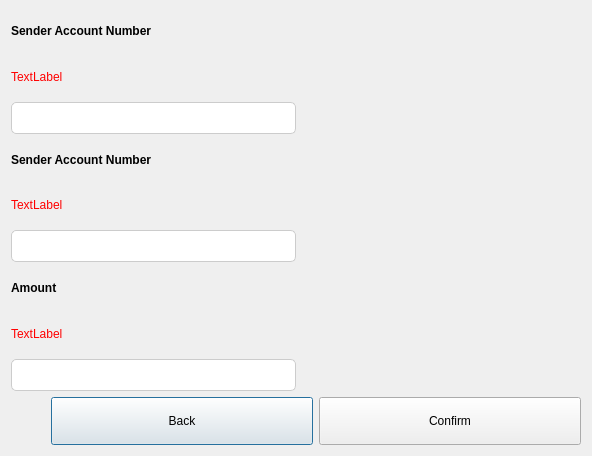
Old version of the form Client/maketransfer.ui in the repository Safy98/Bank-System.
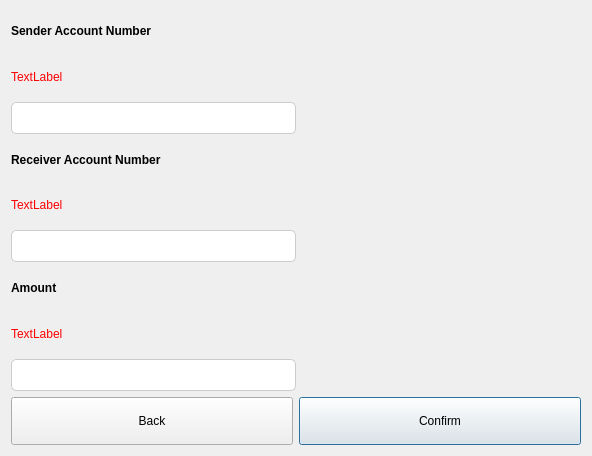
New version of the form.

Patch:
```diff
--- a/Client/maketransfer.ui
+++ b/Client/maketransfer.ui
@@ -88,12 +88,12 @@
        <property name="styleSheet">
         <string notr="true">QLabel{
 
-font-weight:500;
+font-weight:bold;
 
 }</string>
        </property>
        <property name="text">
-        <string>Sender Account Number</string>
+        <string>Receiver Account Number</string>
        </property>
       </widget>
      </item>
@@ -216,22 +216,6 @@
    </item>
    <item row="3" column="0">
     <layout class="QHBoxLayout" name="horizontalLayout">
-     <item>
-      <spacer name="horizontalSpacer">
-       <property name="orientation">
-        <enum>Qt::Horizontal</enum>
-       </property>
-       <property name="sizeType">
-        <enum>QSizePolicy::Preferred</enum>
-       </property>
-       <property name="sizeHint" stdset="0">
-        <size>
-         <width>40</width>
-         <height>20</height>
-        </size>
-       </property>
-      </spacer>
-     </item>
      <item>
       <widget class="QPushButton" name="pushButton_Back">
        <property name="styleSheet">
@@ -246,6 +230,9 @@
        <property name="text">
         <string>Back</string>
        </property>
+       <property name="autoDefault">
+        <bool>false</bool>
+       </property>
       </widget>
      </item>
      <item>
```
Left out of the diff: 4 changed lines with no effect on the pictures.
